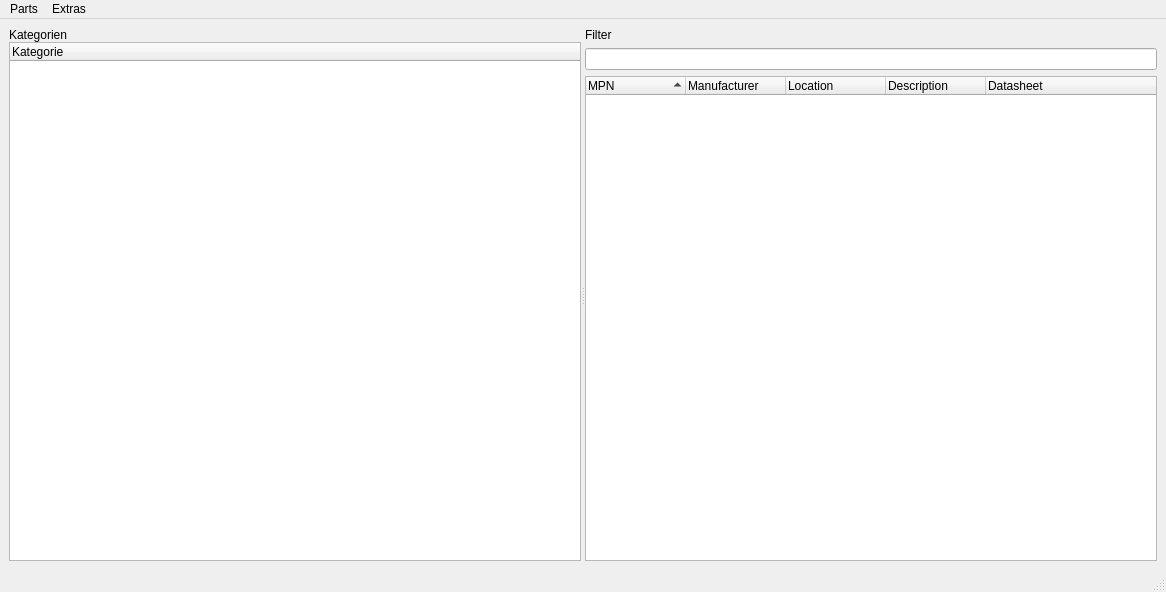
This is mainwindow.ui in ArnePhotonics/EpartStocker as Qt 5 draws it before an edit. The edited form follows.
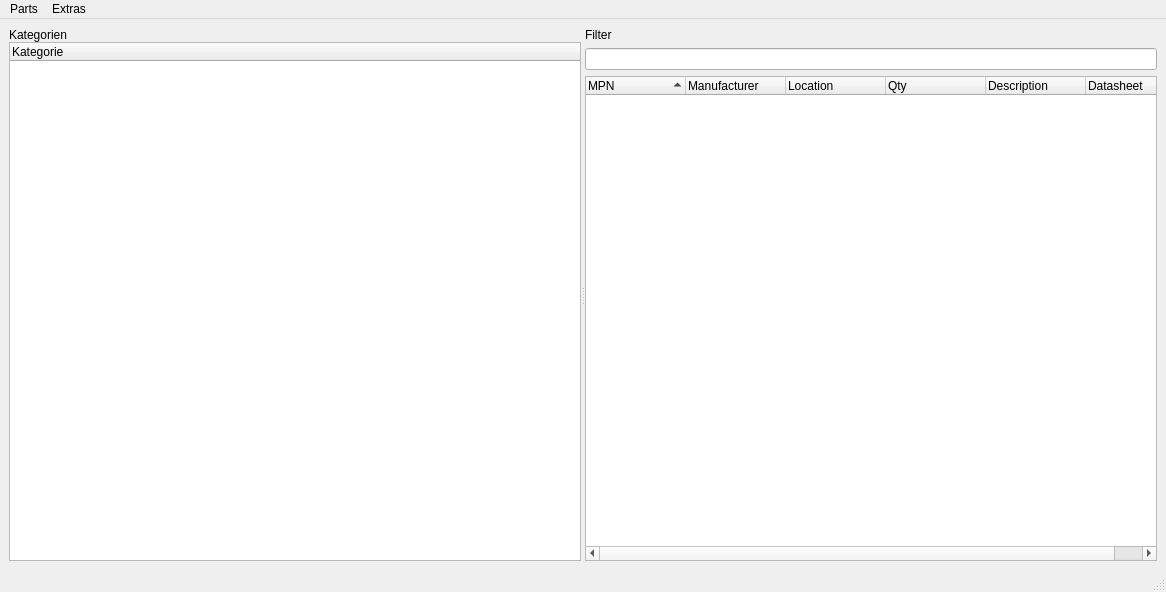
This is the edited form.

Commit message: added qty column to part table

Diff of the .ui file:
```diff
--- a/mainwindow.ui
+++ b/mainwindow.ui
@@ -81,12 +81,21 @@
           <property name="sortingEnabled">
            <bool>true</bool>
           </property>
+          <property name="wordWrap">
+           <bool>true</bool>
+          </property>
+          <property name="columnCount">
+           <number>6</number>
+          </property>
           <attribute name="headerCascadingSectionResizes">
            <bool>false</bool>
           </attribute>
           <attribute name="headerShowSortIndicator" stdset="0">
            <bool>true</bool>
           </attribute>
+          <attribute name="headerStretchLastSection">
+           <bool>false</bool>
+          </attribute>
           <column>
            <property name="text">
             <string>MPN</string>
@@ -102,6 +111,11 @@
             <string>Location</string>
            </property>
           </column>
+          <column>
+           <property name="text">
+            <string>Qty</string>
+           </property>
+          </column>
           <column>
            <property name="text">
             <string>Description</string>
```
Left out of the diff: 2 changed lines with no effect on the pictures. The commit also changes 3 other files.
